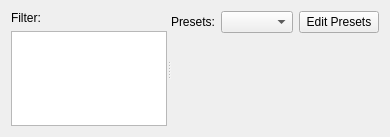
Above: krita/ui/forms/wdgfilterselector.ui from KDE/krita before the change. Below: the same form after it.
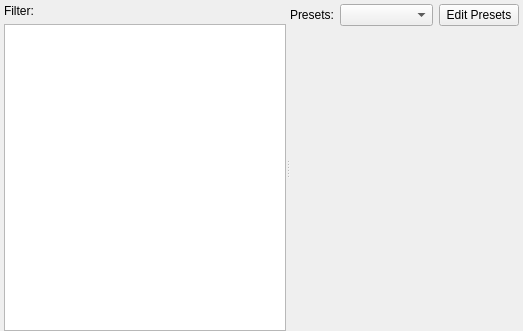
That is the form after the change. Custom widgets are drawn as their Qt base class.

Commit message: cut unused space in filter and level dialog

Diff of the .ui file:
```diff
--- a/krita/ui/forms/wdgfilterselector.ui
+++ b/krita/ui/forms/wdgfilterselector.ui
@@ -6,14 +6,26 @@
    <rect>
     <x>0</x>
     <y>0</y>
-    <width>390</width>
-    <height>137</height>
+    <width>523</width>
+    <height>331</height>
    </rect>
   </property>
   <property name="windowTitle">
    <string>Filter selection</string>
   </property>
   <layout class="QGridLayout">
+   <property name="leftMargin">
+    <number>4</number>
+   </property>
+   <property name="topMargin">
+    <number>4</number>
+   </property>
+   <property name="rightMargin">
+    <number>4</number>
+   </property>
+   <property name="bottomMargin">
+    <number>0</number>
+   </property>
    <item row="0" column="0">
     <widget class="QSplitter" name="splitter">
      <property name="orientation">
@@ -45,6 +57,12 @@
      </widget>
      <widget class="QWidget" name="layoutWidget">
       <layout class="QGridLayout">
+       <property name="margin">
+        <number>0</number>
+       </property>
+       <property name="spacing">
+        <number>-1</number>
+       </property>
        <item row="0" column="0">
         <widget class="QLabel" name="label">
          <property name="text">
@@ -93,38 +111,6 @@
            </property>
           </widget>
          </item>
-         <item row="1" column="0">
-          <spacer name="verticalSpacer">
-           <property name="orientation">
-            <enum>Qt::Vertical</enum>
-           </property>
-           <property name="sizeType">
-            <enum>QSizePolicy::Minimum</enum>
-           </property>
-           <property name="sizeHint" stdset="0">
-            <size>
-             <width>20</width>
-             <height>40</height>
-            </size>
-           </property>
-          </spacer>
-         </item>
-         <item row="1" column="1">
-          <spacer name="horizontalSpacer">
-           <property name="orientation">
-            <enum>Qt::Horizontal</enum>
-           </property>
-           <property name="sizeType">
-            <enum>QSizePolicy::Minimum</enum>
-           </property>
-           <property name="sizeHint" stdset="0">
-            <size>
-             <width>40</width>
-             <height>20</height>
-            </size>
-           </property>
-          </spacer>
-         </item>
         </layout>
        </item>
       </layout>
```
The commit also changes 2 other files.
